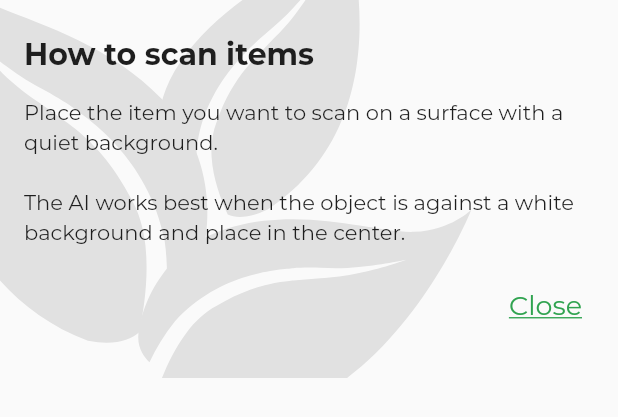
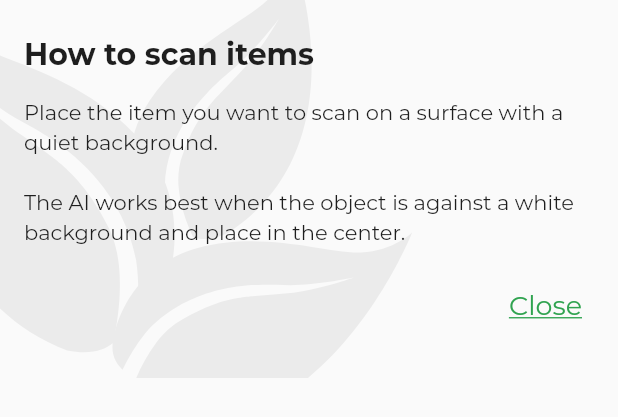
Before and after one commit to matthewyingtao/environ, a Flutter app: the HelpDialog widget shown alone on an empty page, opened directly, on a phone screen of 412 x 824 dp. Shown: the top 417 px of the screen. Run offline on Flutter 3.47's test engine with Material 2 defaults, Android fonts, the phone set to English and light mode, and no system bars; our stand-ins replace camera, cloud_firestore, firebase_auth, firebase_core, flutter_spinkit, flutter_svg and 3 more; missing offline and left inert: tflite; accounts and stored records are empty.

Commit message:
made the leaf motif more subtle in HelpDialog

```diff
--- a/lib/screens/home/help_dialog.dart
+++ b/lib/screens/home/help_dialog.dart
@@ -17,9 +17,9 @@ class HelpDialog extends StatelessWidget {
               alignment: Alignment.center,
               child: SvgPicture.asset(
                 "assets/leavesbg.svg",
-                color: Color.fromRGBO(0, 0, 0, 0.1),
-                height: 400,
-                width: 400,
+                color: Color.fromRGBO(0, 0, 0, 0.06),
+                height: 360,
+                width: 360,
               ),
             ),
           ),
```
